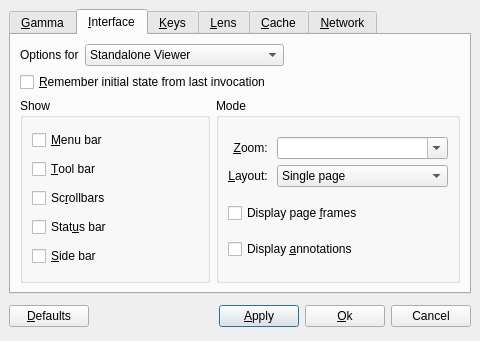
The window that src/qdjviewprefsdialog.ui (barak/djview4) describes before a commit, drawn with Qt 5.
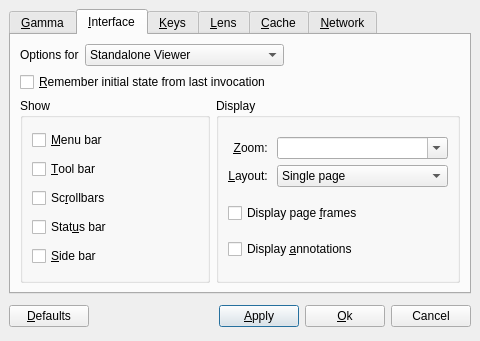
The same window after the commit. The open tabs and pages were chosen to show the change.

Diff of the .ui file:
```diff
--- a/src/qdjviewprefsdialog.ui
+++ b/src/qdjviewprefsdialog.ui
@@ -405,7 +405,7 @@
          <item>
           <widget class="QGroupBox" name="modeGroupBox" >
            <property name="title" >
-            <string>Mode</string>
+            <string>Display</string>
            </property>
            <layout class="QVBoxLayout" >
             <property name="margin" >
```
